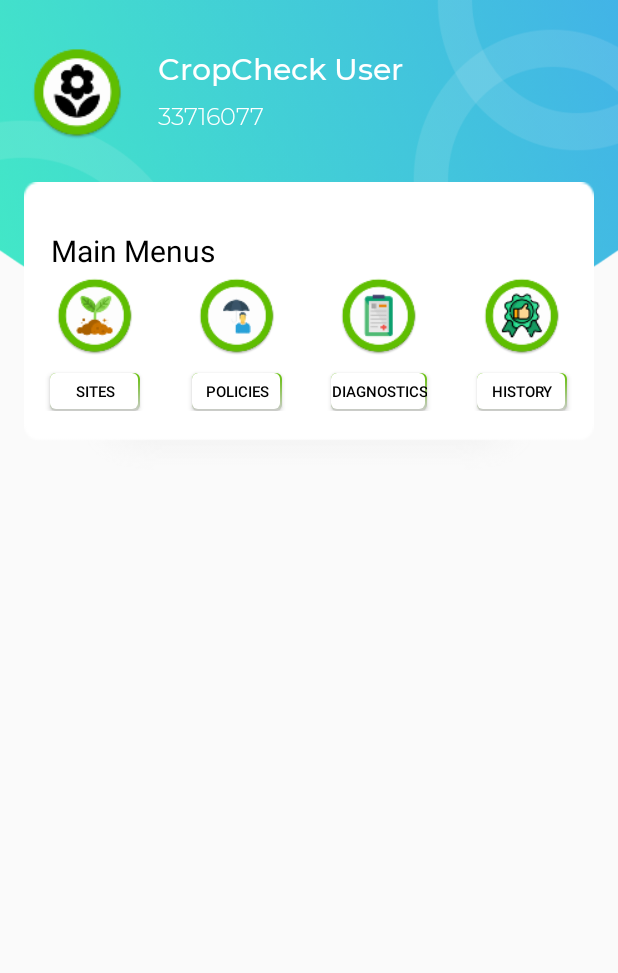
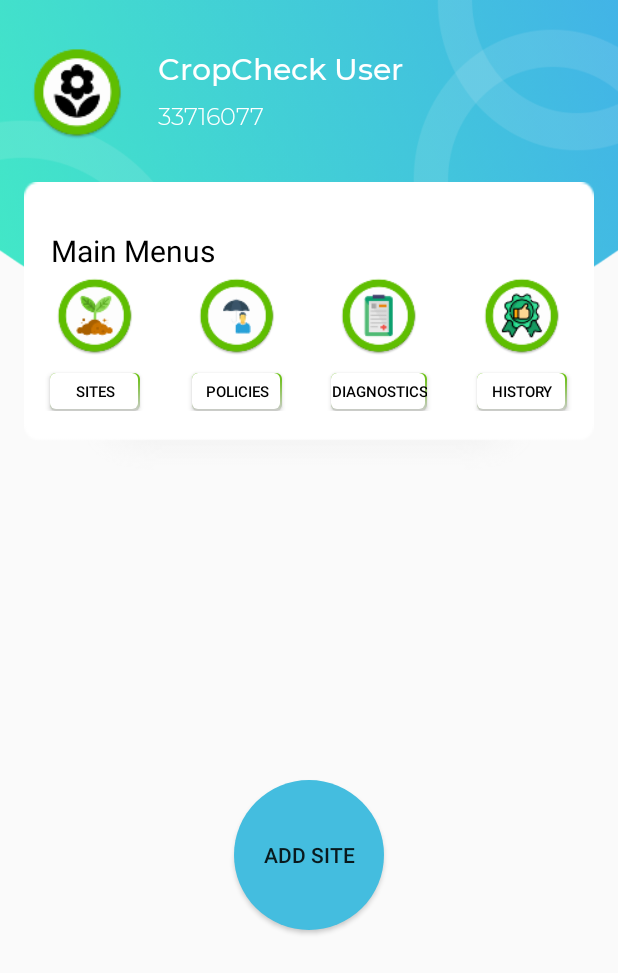
Before and after one commit to Shiezy/CropCheck, an Android app: the MainActivity screen opened directly, with no data from a screen before it, on a phone screen of 412 x 824 dp. Shown: the top 973 px of the screen. Run offline under Robolectric (Android 15) with nearby library versions, the phone set to English and light mode, and no system bars; network calls fail.

Commit message:
Drawable

```diff
--- a/app/src/main/java/com/example/cropcheck/MainActivity.java
+++ b/app/src/main/java/com/example/cropcheck/MainActivity.java
@@ -6,23 +6,15 @@ import android.graphics.Typeface;
 import android.preference.PreferenceManager;
 import android.support.v7.app.AppCompatActivity;
 import android.os.Bundle;
-import android.support.v7.widget.LinearLayoutManager;
-import android.support.v7.widget.RecyclerView;
 import android.view.View;
 import android.widget.Button;
 import android.widget.TextView;
 import android.widget.Toast;
 
-import com.example.cropcheck.models.Site;
 import com.example.cropcheck.models.User;
-import com.example.cropcheck.services.SiteService;
 import com.example.cropcheck.services.UserService;
 import com.example.cropcheck.utils.CoreUtils;
 
-import java.util.List;
-
-import adapter.CustomAdapter;
-import model.RetroPhoto;
 import retrofit2.Call;
 import retrofit2.Callback;
 import retrofit2.Response;
@@ -30,12 +22,12 @@ import retrofit2.Response;
 public class MainActivity extends AppCompatActivity {
 
     TextView username, natid;
-    RecyclerView recyclerView;
     ProgressDialog progressDoalog;
 
     Integer user_id;
     String user_name;
-    MyAdapter myAdapter;
+
+    Button sites_button;
 
 
     @Override
@@ -63,7 +55,6 @@ public class MainActivity extends AppCompatActivity {
                         @Override
                         public void run() {
                             username.setText(user_name);
-                            loadSites();
                         }
                     });
 
@@ -89,12 +80,12 @@ public class MainActivity extends AppCompatActivity {
             }
         });
 
-        Button siteBtn = (Button)findViewById(R.id.sites);
+        sites_button = (Button)findViewById(R.id.sites_button);
 
-        siteBtn.setOnClickListener(new View.OnClickListener() {
+        sites_button.setOnClickListener(new View.OnClickListener() {
             @Override
             public void onClick(View v) {
-                startActivity(new Intent(MainActivity.this, AddSiteActivity.class));
+                startActivity(new Intent(MainActivity.this, AllSitesActivity.class));
             }
         });
 
@@ -106,50 +97,6 @@ public class MainActivity extends AppCompatActivity {
         //customize fonts
         username.setTypeface(MMedium);
         natid.setTypeface(Mlight);
-
-        recyclerView = findViewById(R.id.my_recycler_view);
-        recyclerView.setLayoutManager(new LinearLayoutManager(this));
-
-        myAdapter = new MyAdapter(getApplicationContext());
-
-        recyclerView.setAdapter(myAdapter);
-
-
-
-    }
-
-    private void loadSites() {
-        Call<List<Site>> sites = CoreUtils.getAuthRetrofitClient(getToken()).create(SiteService.class).getAllSites(user_id);
-        sites.enqueue(new Callback<List<Site>>() {
-            @Override
-            public void onResponse(Call<List<Site>> call, final Response<List<Site>> response) {
-                if(response.isSuccessful()){
-                    runOnUiThread(new Runnable() {
-                        @Override
-                        public void run() {
-                            dataReceived(response.body());
-                        }
-                    });
-                }else   Toast.makeText(getApplicationContext(),response.errorBody().toString(),Toast.LENGTH_SHORT).show();
-            }
-
-            @Override
-            public void onFailure(Call<List<Site>> call, Throwable t) {
-
-            }
-        });
-    }
-
-    private void dataReceived(List<Site> sites) {
-        myAdapter.updateData(sites);
-    }
-
-    private void generateDataList(List<RetroPhoto> photoList) {
-        recyclerView = findViewById(R.id.customRecyclerView);
-//        adapter = new CustomAdapter(this,photoList);
-        RecyclerView.LayoutManager layoutManager = new LinearLayoutManager(MainActivity.this);
-        recyclerView.setLayoutManager(layoutManager);
-        recyclerView.setAdapter(new CustomAdapter(this,photoList));
     }
 
     public String getToken(){
--- a/app/src/main/java/com/example/cropcheck/MyAdapter.java
+++ b/app/src/main/java/com/example/cropcheck/MyAdapter.java
@@ -16,14 +16,8 @@ import java.util.List;
 
 public class MyAdapter extends RecyclerView.Adapter<MyAdapter.MyViewHolder> {
 
-//    public interface OnItemClickListener {
-//        void onItemClick(Site site);
-//    }
-
-    private String[] mDataset;
     private List<Site> sites = new ArrayList<>();
     private Context context;
-//    private final OnItemClickListener listener;
 
     public void updateData(List<Site> sites) {
 
--- /dev/null
+++ b/app/src/main/res/drawable-v21/round_button.xml
@@ -0,0 +1,9 @@
+<?xml version="1.0" encoding="utf-8"?>
+<ripple xmlns:android="http://schemas.android.com/apk/res/android"
+    android:color="#c20586">
+    <item>
+        <shape android:shape="oval">
+            <solid android:color="#44BDDF"/>
+        </shape>
+    </item>
+</ripple>
--- /dev/null
+++ b/app/src/main/res/drawable/round_button.xml
@@ -0,0 +1,9 @@
+<?xml version="1.0" encoding="utf-8"?>
+<ripple xmlns:android="http://schemas.android.com/apk/res/android"
+    android:color="#c20586">
+    <item>
+        <shape android:shape="oval">
+            <solid android:color="#44BDDF"/>
+        </shape>
+    </item>
+</ripple>
--- a/app/src/main/res/layout/activity_main.xml
+++ b/app/src/main/res/layout/activity_main.xml
@@ -107,14 +107,14 @@
                     android:layout_height="wrap_content">
 
                     <ImageView
-                        android:id="@+id/sitesbutton"
+                        android:id="@+id/sites"
                         android:layout_width="60dp"
                         android:layout_height="60dp"
                         android:src="@mipmap/ic_sprout_transparent"
                         android:layout_marginBottom="8dp" />
 
                     <Button
-                        android:id="@+id/sites"
+                        android:id="@+id/sites_button"
                         android:text="Sites"
                         android:textSize="10sp"
                         android:minHeight="25dp"
@@ -225,20 +225,13 @@
         app:layout_constraintEnd_toEndOf="parent"
         app:layout_constraintBottom_toBottomOf="parent">
 
-            <android.support.v7.widget.RecyclerView
-                android:id="@+id/my_recycler_view"
-                android:scrollbars="vertical"
-                android:layout_width="match_parent"
-                android:layout_height="wrap_content"/>
-
-            <android.support.v7.widget.RecyclerView
-                android:id="@+id/customRecyclerView"
-                android:layout_width="match_parent"
-                android:layout_height="match_parent" />
-                <!--app:layout_constraintBottom_toBottomOf="parent"-->
-                <!--app:layout_constraintEnd_toEndOf="parent"-->
-                <!--app:layout_constraintStart_toStartOf="parent"-->
-                <!--app:layout_constraintTop_toTopOf="parent" />-->
+            <Button
+                android:width="50dp"
+                android:height="50dp"
+                android:layout_width="100dp"
+                android:layout_height="100dp"
+                android:text="Add Site"
+                android:background="@drawable/round_button"/>
 
     </LinearLayout>
 
```
Also changed, not shown: app/src/main/java/com/example/cropcheck/AllSitesActivity.java (+41 -6 lines), app/src/main/res/layout/activity_all_sites.xml (+25 -9 lines).
